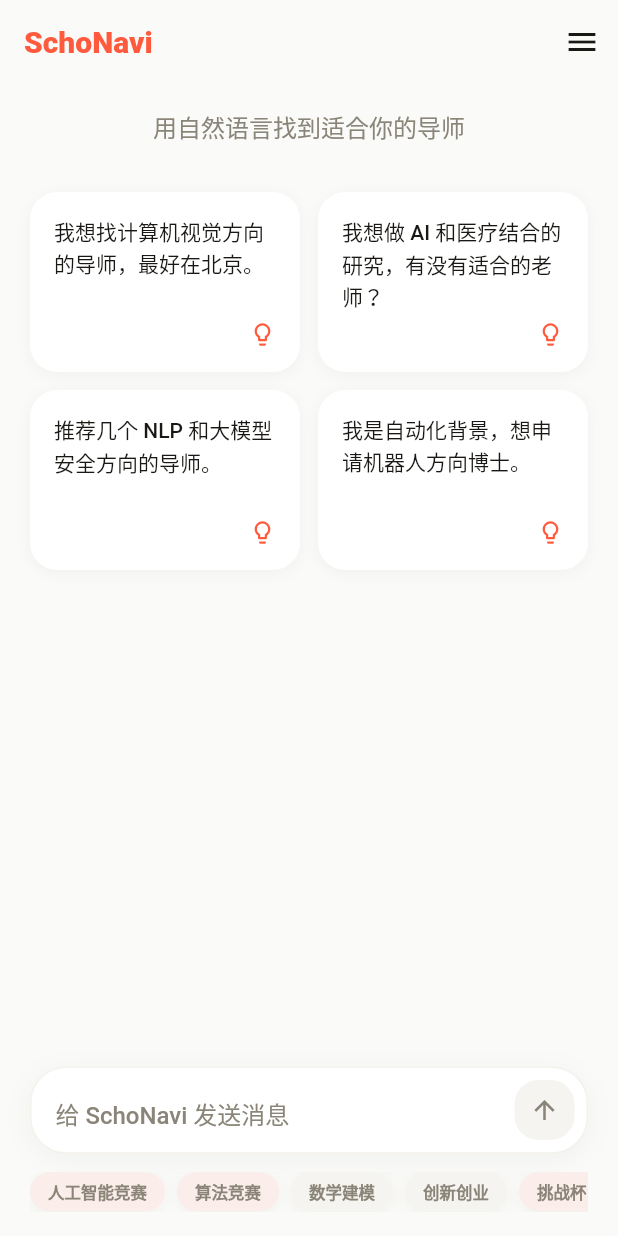
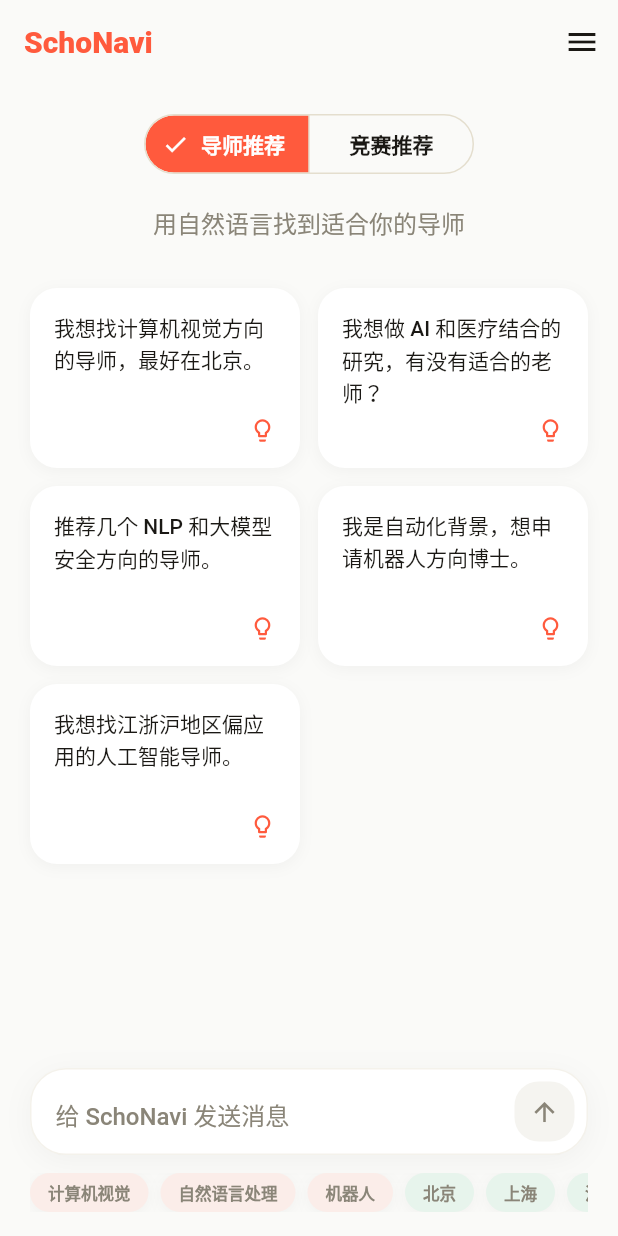
Before and after one commit to starprince1234/SchoNavi, a Flutter app: the HomePage screen opened by its route, on a phone screen of 412 x 824 dp. Run offline on Flutter 3.47's test engine with Material 3 defaults, Android fonts, the phone set to English and light mode, and no system bars; our stand-ins replace dio, flutter_riverpod, go_router, shared_preferences; missing offline and left inert: gpt_markdown; accounts and stored records are empty; Roboto replaces fonts that are missing (SourceHanSans).

Commit message:
Tab页面切换

```diff
--- a/lib/features/home/pages/home_page.dart
+++ b/lib/features/home/pages/home_page.dart
@@ -2,9 +2,6 @@
 import 'package:flutter_riverpod/flutter_riverpod.dart';
 import 'package:go_router/go_router.dart';
 
-import '../../../core/di/providers.dart';
-import '../../../core/error/app_exception.dart';
-import '../../../shared/utils/recommendation_intent_router.dart';
 import '../../../shared/widgets/inline_tag_input.dart';
 
 import '../../../core/haptics/haptics.dart';
@@ -24,16 +21,55 @@
   ConsumerState<HomePage> createState() => _HomePageState();
 }
 
+enum _HomeTab { mentor, competition }
+
+class _TabConfig {
+  const _TabConfig({
+    required this.title,
+    required this.examples,
+    required this.quickTags,
+  });
+
+  final String title;
+  final List<String> examples;
+  final List<String> quickTags;
+}
+
 class _HomePageState extends ConsumerState<HomePage> {
   static const int _maxLen = 1000;
-  static const List<String> _examples = [
+  static const Map<_HomeTab, _TabConfig> _tabConfigs = {
+    _HomeTab.mentor: _TabConfig(
+      title: '用自然语言找到适合你的导师',
+      examples: [
         '我想找计算机视觉方向的导师，最好在北京。',
         '我想做 AI 和医疗结合的研究，有没有适合的老师？',
         '推荐几个 NLP 和大模型安全方向的导师。',
         '我是自动化背景，想申请机器人方向博士。',
         '我想找江浙沪地区偏应用的人工智能导师。',
-  ];
-  static const List<String> _quickTags = [
+      ],
+      quickTags: [
+        '计算机视觉',
+        '自然语言处理',
+        '机器人',
+        '北京',
+        '上海',
+        '江浙沪',
+        '博士申请',
+        '硕士申请',
+        '人工智能',
+        '推荐系统',
+      ],
+    ),
+    _HomeTab.competition: _TabConfig(
+      title: '用自然语言找到适合你的竞赛',
+      examples: [
+        '推荐近期可报名的人工智能竞赛。',
+        '适合计算机专业大一参加的团队赛。',
+        '我想参加数学建模竞赛，有什么建议？',
+        '帮我找算法竞赛，最好有校内选拔。',
+        '想参加信息安全方向的 CTF 或竞赛。',
+      ],
+      quickTags: [
         '人工智能竞赛',
         '算法竞赛',
         '数学建模',
@@ -47,12 +83,17 @@
         '团队赛',
         '个人赛',
         '近期可报名',
-  ];
+      ],
+    ),
+  };
 
   final InlineTagController _controller = InlineTagController();
   final FocusNode _focusNode = FocusNode();
   bool _focused = false;
   bool _submitting = false;
+  _HomeTab _currentTab = _HomeTab.mentor;
+
+  _TabConfig get _currentConfig => _tabConfigs[_currentTab]!;
 
   @override
   void initState() {
@@ -79,30 +120,22 @@
     if (prompt.length < 6) {
       ScaffoldMessenger.of(
         context,
-      ).showSnackBar(const SnackBar(content: Text('可补充研究方向或地区，描述更具体会更准哦')));
+      ).showSnackBar(
+        const SnackBar(content: Text('可补充研究方向或地区，描述更具体会更准哦')),
+      );
     }
 
     setState(() => _submitting = true);
-    try {
-      final intent = await ref
-          .read(recommendationIntentClassifierProvider)
-          .classify(prompt);
-      final path = switch (intent) {
-        RecommendationIntent.competition => '/competition-recommendation',
-        RecommendationIntent.mentor => '/recommendation',
+    final path = switch (_currentTab) {
+      _HomeTab.mentor => '/recommendation',
+      _HomeTab.competition => '/competition-recommendation',
     };
     if (!mounted) return;
     await context.push('$path?q=${Uri.encodeComponent(prompt)}');
     if (!mounted) return;
 
     _controller.clear();
-    } catch (e) {
-      if (!mounted) return;
-      final message = e is AppException ? e.message : '出错了，请稍后重试';
-      ScaffoldMessenger.of(context).showSnackBar(SnackBar(content: Text(message)));
-    } finally {
-      if (mounted) setState(() => _submitting = false);
-    }
+    setState(() => _submitting = false);
   }
 
   void _appendTag(String tag) {
@@ -115,6 +148,13 @@
       return AppColors.matchSoft;
     }
     if (tag == '博士申请' || tag == '硕士申请') {
+      return AppColors.coralSoft;
+    }
+    if (tag == '计算机视觉' ||
+        tag == '自然语言处理' ||
+        tag == '机器人' ||
+        tag == '人工智能' ||
+        tag == '推荐系统') {
       return AppColors.coralSoft;
     }
     if (tag.contains('竞赛') ||
@@ -157,12 +197,45 @@
                                 const SizedBox(height: 16),
                                 AnimatedEntrance(
                                   index: 0,
-                                  child: Text(
-                                    '用自然语言找到适合你的导师',
+                                  child: Column(
+                                    mainAxisSize: MainAxisSize.min,
+                                    children: [
+                                      SegmentedButton<_HomeTab>(
+                                        segments: const [
+                                          ButtonSegment(
+                                            value: _HomeTab.mentor,
+                                            label: Text('导师推荐'),
+                                          ),
+                                          ButtonSegment(
+                                            value: _HomeTab.competition,
+                                            label: Text('竞赛推荐'),
+                                          ),
+                                        ],
+                                        selected: <_HomeTab>{_currentTab},
+                                        onSelectionChanged: (newSelection) {
+                                          if (newSelection.isNotEmpty) {
+                                            setState(() {
+                                              _currentTab = newSelection.first;
+                                            });
+                                            Haptics.selection();
+                                          }
+                                        },
+                                        style: SegmentedButton.styleFrom(
+                                          selectedBackgroundColor:
+                                              AppColors.coral,
+                                          selectedForegroundColor:
+                                              Colors.white,
+                                        ),
+                                      ),
+                                      const SizedBox(height: 16),
+                                      Text(
+                                        _currentConfig.title,
                                         style: textTheme.bodyLarge?.copyWith(
                                           color: AppColors.inkSoft,
                                         ),
                                         textAlign: TextAlign.center,
+                                      ),
+                                    ],
                                   ),
                                 ),
                                 const SizedBox(height: 32),
@@ -173,7 +246,7 @@
                                     spacing: 12,
                                     runSpacing: 12,
                                     animateEntrance: false,
-                                    children: _examples.take(4).map((e) {
+                                    children: _currentConfig.examples.map((e) {
                                       return BentoTile(
                                         onTap: () {
                                           Haptics.light();
@@ -309,7 +382,7 @@
                                   scrollDirection: Axis.horizontal,
                                   physics: const BouncingScrollPhysics(),
                                   child: Row(
-                                    children: _quickTags.map((tag) {
+                                    children: _currentConfig.quickTags.map((tag) {
                                       return Padding(
                                         padding: const EdgeInsets.only(
                                           right: 8,
```
Also changed, not shown: 1 other file. Lines whose indentation alone changed are shown as unchanged.
